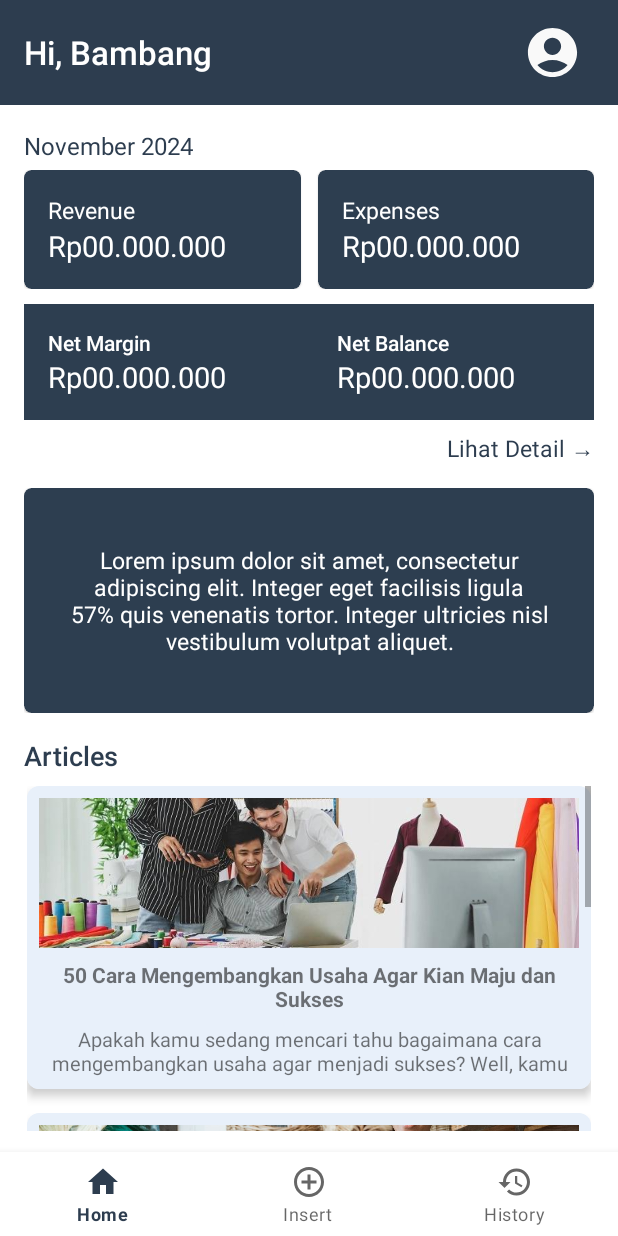
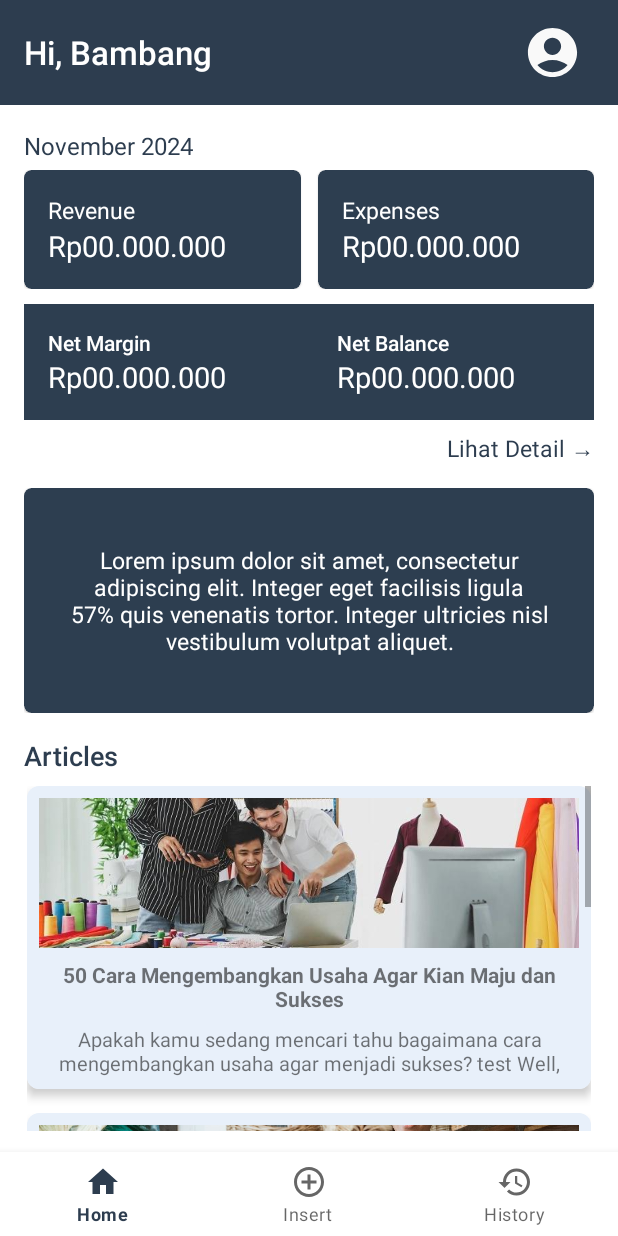
Before and after one commit to mmhdagungg/Capstone-Project, an Android app: the HomeFragment screen opened directly, with no data from a screen before it, on a phone screen of 412 x 824 dp. Run offline under Robolectric (Android 15) with nearby library versions, the phone set to English and light mode, and no system bars; our stand-ins replace navigation-ui.

Commit message:
coba lagi

```diff
--- a/app/src/main/res/values/strings.xml
+++ b/app/src/main/res/values/strings.xml
@@ -18,7 +18,7 @@
     </string-array>
 
     <string-array name="deskripsi_artikel">
-        <item>Apakah kamu sedang mencari tahu bagaimana cara mengembangkan usaha agar menjadi sukses? Well, kamu datang ke artikel yang tepat</item>
+        <item>Apakah kamu sedang mencari tahu bagaimana cara mengembangkan usaha agar menjadi sukses? test Well, kamu datang ke artikel yang tepat..</item>
         <item>Hal yang paling penting dalam mengembangkan usaha hingga sukses yaitu selalu melakukan evaluasi terhadap strategi bisnis yang dijalankan.</item>
         <item>Kunci pertama dari menjalankan usaha adalah Anda perlu niat yang kuat. Sisanya adalah cara-cara untuk mengembangkan usaha berikut ini.</item>
     </string-array>
```
